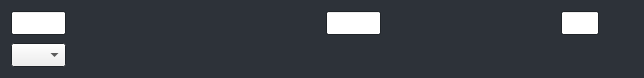
Old version of the form ui/zenoedit/timeline/ztimeline.ui in the repository zenustech/zeno.
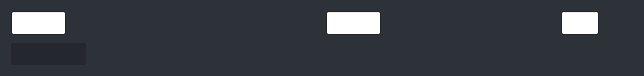
New version of the form. Icons and pictures are not drawn. Custom widgets are drawn as their Qt base class.

```diff
--- a/ui/zenoedit/timeline/ztimeline.ui
+++ b/ui/zenoedit/timeline/ztimeline.ui
@@ -98,7 +98,7 @@
      <item row="1" column="0">
       <widget class="QComboBox" name="comboBox">
        <property name="sizePolicy">
-        <sizepolicy hsizetype="Fixed" vsizetype="Fixed">
+        <sizepolicy hsizetype="Preferred" vsizetype="Preferred">
          <horstretch>0</horstretch>
          <verstretch>0</verstretch>
         </sizepolicy>
@@ -106,17 +106,41 @@
        <property name="minimumSize">
         <size>
          <width>0</width>
-         <height>24</height>
+         <height>0</height>
         </size>
        </property>
        <property name="maximumSize">
         <size>
-         <width>55</width>
-         <height>24</height>
+         <width>16777215</width>
+         <height>16777215</height>
         </size>
        </property>
        <property name="styleSheet">
-        <string notr="true"/>
+        <string notr="true">QComboBox {
+    border: 0px;
+    border-radius: 1px;
+    padding: 3px 5px 3px 10px;
+    font: 14px 'HarmonyOS Sans';
+    color: #FFFFFF;
+    background: #24282E;
+}
+
+QComboBox::drop-down {
+    subcontrol-position: center right;
+    border: none;
+    background: transparent;
+}
+
+QComboBox::down-arrow {
+    image: url(:/icons/combobox-dropdown.svg);
+}
+
+QComboBox::down-arrow:on, QComboBox::down-arrow:hover {
+    image: url(:/icons/combobox-dropdown-on.svg);
+}</string>
+       </property>
+       <property name="editable">
+        <bool>false</bool>
        </property>
       </widget>
      </item>
```
